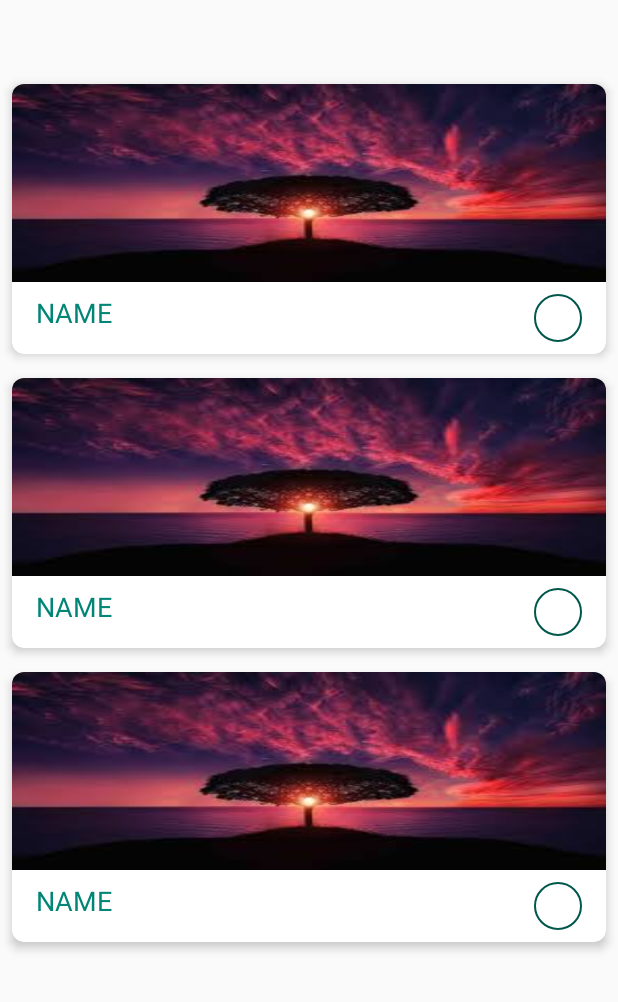
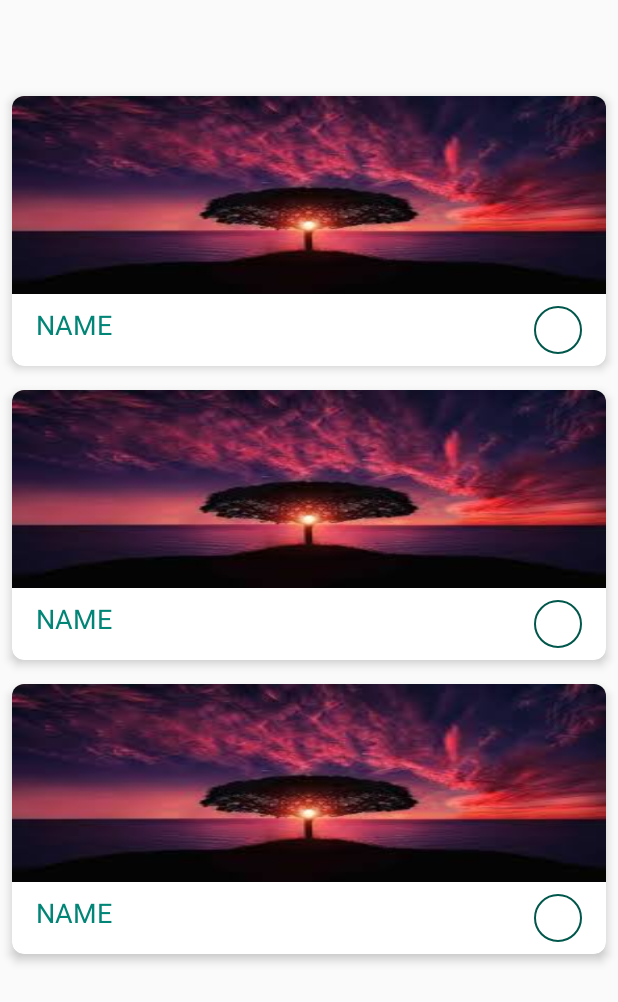
Before and after one commit to sparsh1999/esperAssignment, an Android app: the layout content_main.xml on its own in the app's theme, with its tools: preview values and no code run, on a phone screen of 412 x 824 dp. Shown: the top 1002 px of the screen. Run offline under Robolectric (Android 15) with nearby library versions, the phone set to English and light mode, and no system bars.

Commit message:
layout final changes, added adapter to manage options for a feature

```diff
--- a/app/src/main/java/com/example/esperassisgnment/Adapters/OptionAdapter.java
+++ b/app/src/main/java/com/example/esperassisgnment/Adapters/OptionAdapter.java
@@ -69,6 +69,7 @@ public class OptionAdapter extends RecyclerView.Adapter<OptionAdapter.OptionView
     }
 
     public void updateOptions(List<Options> options){
+        if (options==null) return;
         this.options.clear();
         this.options.addAll(options);
         notifyDataSetChanged();
--- a/app/src/main/res/layout/content_main.xml
+++ b/app/src/main/res/layout/content_main.xml
@@ -20,8 +20,16 @@
         android:id="@+id/recyclerView"
         android:layout_width="match_parent"
         android:layout_height="match_parent"
-        tools:listitem="@layout/feature_layout">
+        tools:listitem="@layout/feature_layout"
+        android:layout_marginTop="8dp">
 
     </androidx.recyclerview.widget.RecyclerView>
 
+    <Button
+        android:id="@+id/saveButton"
+        android:layout_width="match_parent"
+        android:layout_height="wrap_content"
+        android:visibility="gone"
+        android:text="SAVE"/>
+
 </LinearLayout>
--- a/app/src/main/res/layout/feature_layout.xml
+++ b/app/src/main/res/layout/feature_layout.xml
@@ -18,7 +18,7 @@
             android:layout_width="match_parent"
             android:layout_height="match_parent"
             android:scaleType="fitXY"
-            app:srcCompat="@drawable/nature"
+            android:src="@drawable/nature"
             android:layout_above="@+id/generic_card_detail_viewholder"/>
 
 
```
Also changed, not shown: app/src/main/res/layout/activity_main.xml (+6 -7 lines).
